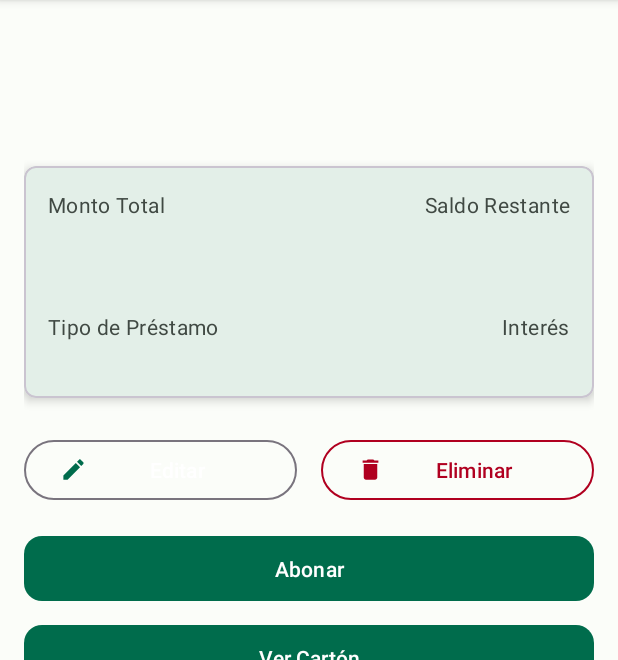
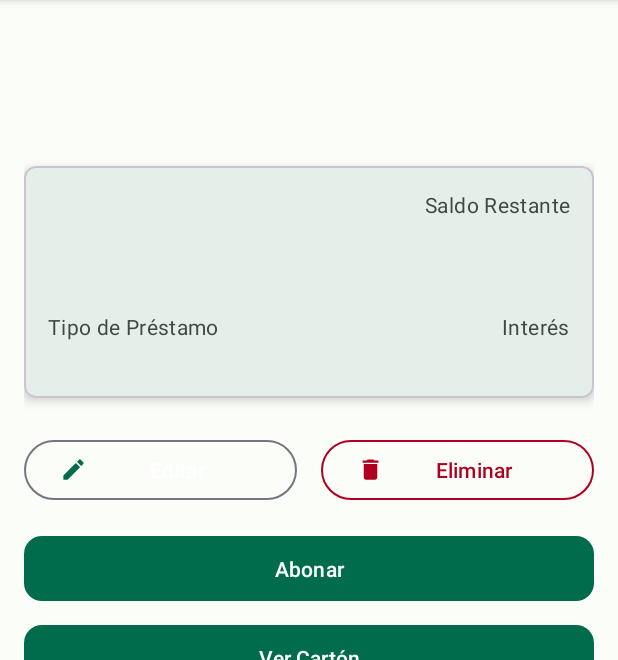
Before and after one commit to Santiago5626/gestionador, an Android app: the fragment PrestamoDetailFragment placed in its activity, on a phone screen of 412 x 824 dp, the part 96-756 px from its top. Run offline under Robolectric (Android 15) with nearby library versions, the phone set to English and light mode, and no system bars; our stand-ins replace Firebase (no records; nobody signed in at launch, a user with empty details on screens opened directly), navigation-ui.

Commit message:
Eliminado texto 'Monto Total' en fragment_prestamo_detail.xml para mejorar UI detalle préstamo

```diff
--- a/app/src/main/res/layout/fragment_prestamo_detail.xml
+++ b/app/src/main/res/layout/fragment_prestamo_detail.xml
@@ -48,7 +48,7 @@
                 android:id="@+id/labelMontoTotal"
                 android:layout_width="wrap_content"
                 android:layout_height="wrap_content"
-                android:text="Monto Total"
+                android:text=""
                 android:textAppearance="@style/TextAppearance.Gestionador.BodyMedium"
                 android:textColor="@color/textSecondary"
                 app:layout_constraintStart_toStartOf="parent"
```
